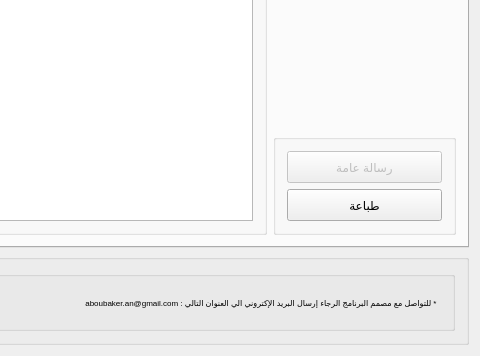
Old version of the form mainwindow.ui in the repository aamagzoub/Muwassa; both pictures show x 413 to 893 and y 799 to 1155 of the 893 by 1155 pixel window.
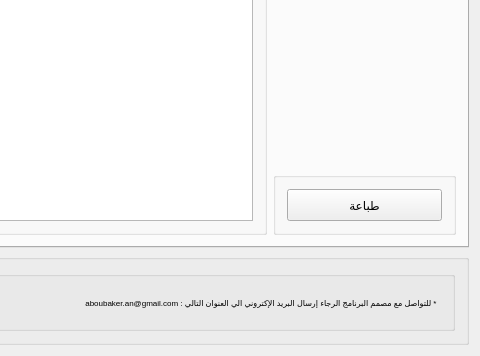
New version of the form.

The edit to the form file:
```diff
--- a/mainwindow.ui
+++ b/mainwindow.ui
@@ -826,34 +826,6 @@
               <layout class="QVBoxLayout" name="verticalLayout_26">
                <item>
                 <layout class="QVBoxLayout" name="verticalLayout_10">
-                 <item>
-                  <widget class="QPushButton" name="sendGenralEmailBtn">
-                   <property name="enabled">
-                    <bool>false</bool>
-                   </property>
-                   <property name="sizePolicy">
-                    <sizepolicy hsizetype="Preferred" vsizetype="Fixed">
-                     <horstretch>0</horstretch>
-                     <verstretch>0</verstretch>
-                    </sizepolicy>
-                   </property>
-                   <property name="minimumSize">
-                    <size>
-                     <width>0</width>
-                     <height>32</height>
-                    </size>
-                   </property>
-                   <property name="layoutDirection">
-                    <enum>Qt::RightToLeft</enum>
-                   </property>
-                   <property name="text">
-                    <string>رسالة عامة</string>
-                   </property>
-                   <property name="checkable">
-                    <bool>false</bool>
-                   </property>
-                  </widget>
-                 </item>
                  <item>
                   <widget class="QPushButton" name="basicInfoPrintBtn">
                    <property name="enabled">
```
Left out of the diff: 31 changed lines with no effect on the pictures.
